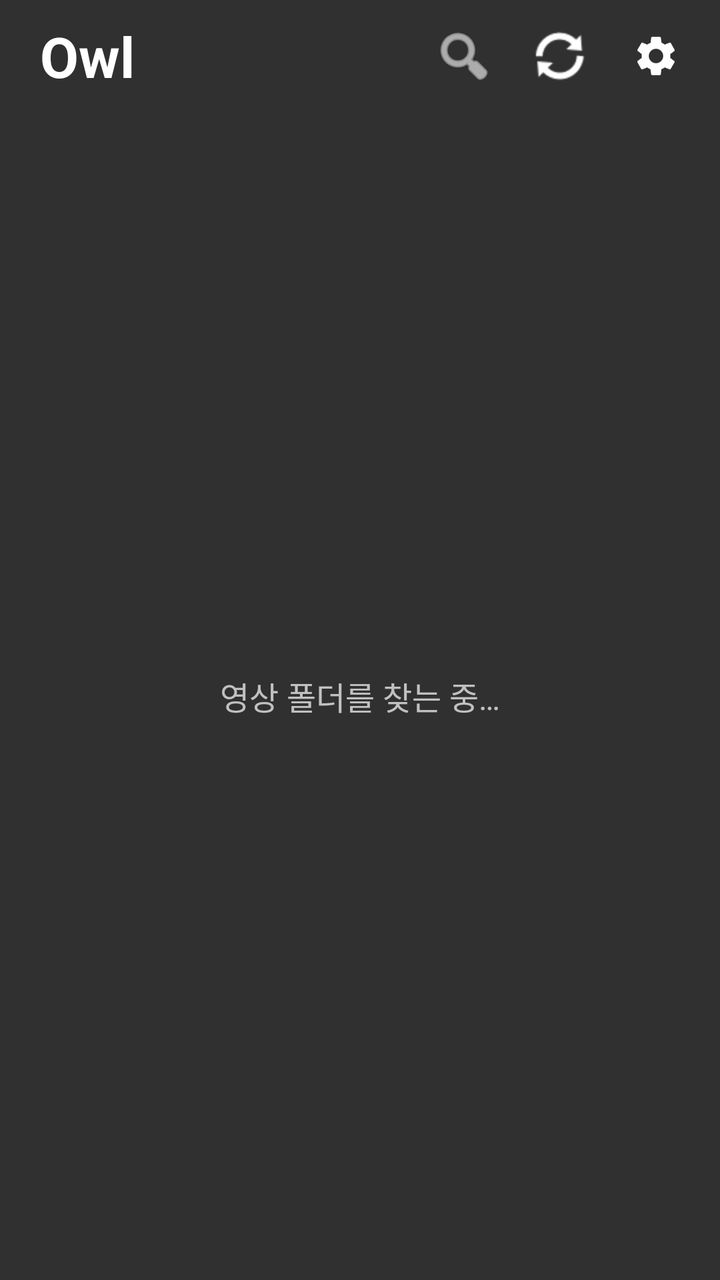
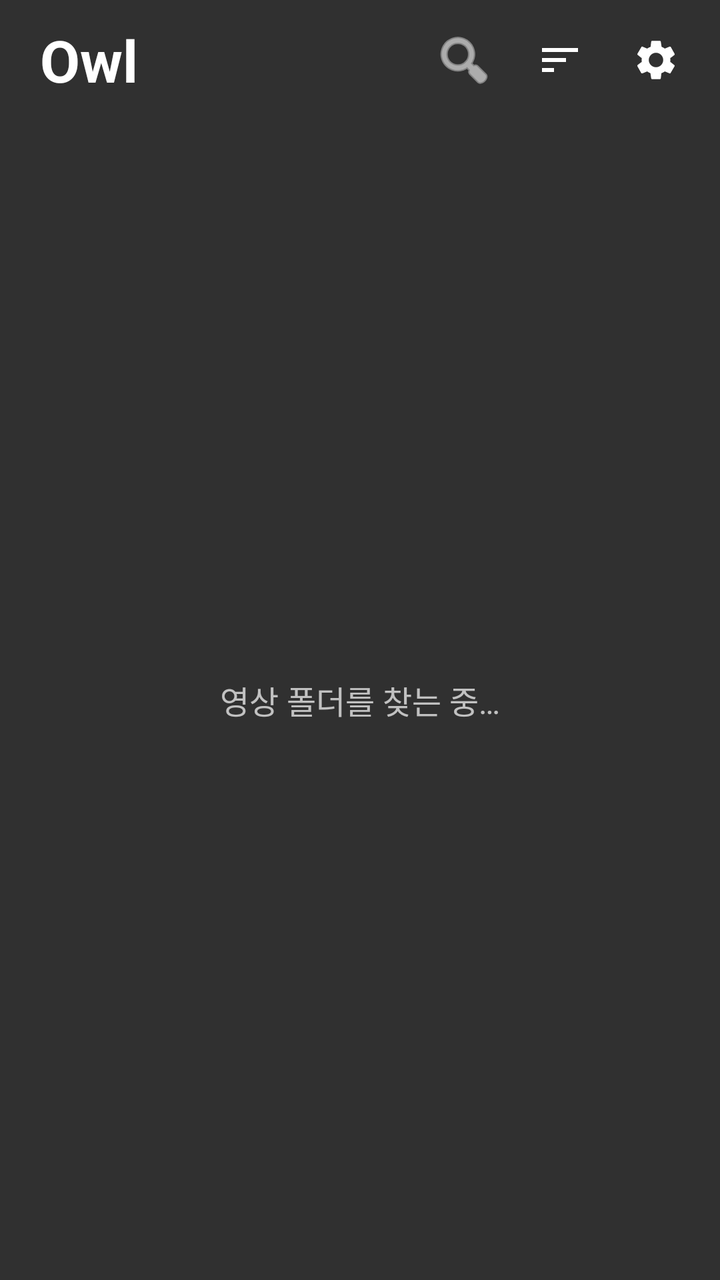

Compare the two renders of this Android layout. The source of the first and the diff that turns it into the second are given below.
<!-- AndroidManifest.xml: activity theme FilePickerTheme -->
<!-- res/layout/activity_main.xml -->
<?xml version="1.0" encoding="utf-8"?>
<LinearLayout xmlns:android="http://schemas.android.com/apk/res/android"
    android:id="@+id/mainRoot"
    android:layout_width="match_parent"
    android:layout_height="match_parent"
    android:orientation="vertical"
    android:background="?android:attr/colorBackground">

    <LinearLayout
        android:layout_width="match_parent"
        android:layout_height="56dp"
        android:gravity="center_vertical"
        android:orientation="horizontal"
        android:paddingStart="20dp"
        android:paddingEnd="8dp">

        <TextView
            android:layout_width="0dp"
            android:layout_height="wrap_content"
            android:layout_weight="1"
            android:text="Owl"
            android:textSize="28sp"
            android:textStyle="bold"
            android:textColor="?android:attr/textColorPrimary" />

        <ImageButton
            android:id="@+id/searchButton"
            android:layout_width="48dp"
            android:layout_height="48dp"
            android:background="?attr/selectableItemBackgroundBorderless"
            android:contentDescription="검색"
            android:src="@android:drawable/ic_menu_search"
            android:tint="?android:attr/textColorPrimary" />

        <ImageButton
            android:id="@+id/refreshButton"
            android:layout_width="48dp"
            android:layout_height="48dp"
            android:background="?attr/selectableItemBackgroundBorderless"
            android:contentDescription="새로고침"
            android:src="@android:drawable/ic_popup_sync"
            android:tint="?android:attr/textColorPrimary" />

        <ImageButton
            android:id="@+id/settingsButton"
            android:layout_width="48dp"
            android:layout_height="48dp"
            android:background="?attr/selectableItemBackgroundBorderless"
            android:contentDescription="설정"
            android:src="@drawable/ic_settings_black_24dp"
            android:tint="?android:attr/textColorPrimary" />
    </LinearLayout>

    <FrameLayout
        android:layout_width="match_parent"
        android:layout_height="0dp"
        android:layout_weight="1">

        <androidx.recyclerview.widget.RecyclerView
            android:id="@+id/folderRecycler"
            android:layout_width="match_parent"
            android:layout_height="match_parent"
            android:clipToPadding="false"
            android:paddingStart="12dp"
            android:paddingEnd="12dp"
            android:paddingBottom="24dp" />

        <TextView
            android:id="@+id/emptyText"
            android:layout_width="wrap_content"
            android:layout_height="wrap_content"
            android:layout_gravity="center"
            android:text="영상 폴더를 찾는 중…"
            android:textColor="?android:attr/textColorSecondary"
            android:textSize="16sp" />
    </FrameLayout>
</LinearLayout>
<!-- resources referenced by this layout -->
<resources>
  <!-- drawable ic_settings_black_24dp (drawable) -->
  <vector xmlns:android="http://schemas.android.com/apk/res/android"
          android:width="24dp"
          android:height="24dp"
          android:viewportWidth="24"
          android:viewportHeight="24">
      <path
          android:fillColor="#FF000000"
          android:pathData="M19.1,12.9a2.8,2.8 0,0 0,0.1 -0.9,2.8 2.8,0 0,0 -0.1,-0.9l2.1,-1.6a0.7,0.7 0,0 0,0.1 -0.6L19.4,5.5a0.7,0.7 0,0 0,-0.6 -0.2l-2.4,1a6.5,6.5 0,0 0,-1.6 -0.9l-0.4,-2.6a0.5,0.5 0,0 0,-0.5 -0.4H10.1a0.5,0.5 0,0 0,-0.5 0.4L9.3,5.4a5.6,5.6 0,0 0,-1.7 0.9l-2.4,-1a0.4,0.4 0,0 0,-0.5 0.2l-2,3.4c-0.1,0.2 0,0.4 0.2,0.6l2,1.6a2.8,2.8 0,0 0,-0.1 0.9,2.8 2.8,0 0,0 0.1,0.9L2.8,14.5a0.7,0.7 0,0 0,-0.1 0.6l1.9,3.4a0.7,0.7 0,0 0,0.6 0.2l2.4,-1a6.5,6.5 0,0 0,1.6 0.9l0.4,2.6a0.5,0.5 0,0 0,0.5 0.4h3.8a0.5,0.5 0,0 0,0.5 -0.4l0.3,-2.6a5.6,5.6 0,0 0,1.7 -0.9l2.4,1a0.4,0.4 0,0 0,0.5 -0.2l2,-3.4c0.1,-0.2 0,-0.4 -0.2,-0.6ZM12,15.6A3.6,3.6 0,1 1,15.6 12,3.6 3.6,0 0,1 12,15.6Z"/>
  </vector>
  <style name="FilePickerTheme" parent="Theme.AppCompat">
          <item name="nnf_separator_color">@color/primary</item>
  
          
          <item name="colorPrimary">@color/primary</item>
          <item name="colorPrimaryDark">@color/primary_dark</item>
          <item name="colorAccent">@color/accent</item>
  
          
          <item name="alertDialogTheme">@style/FilePickerTheme.AlertDialog</item>
          <item name="android:textColorPrimary">@android:color/background_light</item>
          <item name="android:textColorLink">@android:color/background_light</item>
      </style>
  <item name="primary" type="color">#F37021</item>
  <item name="primary_dark" type="color">#D95E12</item>
  <item name="accent" type="color">#F37021</item>
  <style name="FilePickerTheme.AlertDialog" parent="Theme.AppCompat.Dialog.Alert">
          <item name="colorPrimary">@color/primary</item>
          <item name="colorPrimaryDark">@color/primary_dark</item>
      </style>
</resources>

<!-- the commit's change to res/layout/activity_main.xml (unified diff, before → after) -->
@@ -8,7 +8,7 @@
 
     <LinearLayout
         android:layout_width="match_parent"
-        android:layout_height="56dp"
+        android:layout_height="60dp"
         android:gravity="center_vertical"
         android:orientation="horizontal"
         android:paddingStart="20dp"
@@ -19,7 +19,7 @@
             android:layout_height="wrap_content"
             android:layout_weight="1"
             android:text="Owl"
-            android:textSize="28sp"
+            android:textSize="29sp"
             android:textStyle="bold"
             android:textColor="?android:attr/textColorPrimary" />
 
@@ -33,12 +33,12 @@
             android:tint="?android:attr/textColorPrimary" />
 
         <ImageButton
-            android:id="@+id/refreshButton"
+            android:id="@+id/sortButton"
             android:layout_width="48dp"
             android:layout_height="48dp"
             android:background="?attr/selectableItemBackgroundBorderless"
-            android:contentDescription="새로고침"
-            android:src="@android:drawable/ic_popup_sync"
+            android:contentDescription="정렬"
+            android:src="@drawable/ic_sort_24dp"
             android:tint="?android:attr/textColorPrimary" />
 
         <ImageButton
@@ -61,8 +61,8 @@
             android:layout_width="match_parent"
             android:layout_height="match_parent"
             android:clipToPadding="false"
-            android:paddingStart="12dp"
-            android:paddingEnd="12dp"
+            android:paddingStart="10dp"
+            android:paddingEnd="10dp"
             android:paddingBottom="24dp" />
 
         <TextView
<!-- resource entries referenced after the edit -->
@@ -9,6 +9,17 @@
       <path
           android:fillColor="#FF000000"
           android:pathData="M19.1,12.9a2.8,2.8 0,0 0,0.1 -0.9,2.8 2.8,0 0,0 -0.1,-0.9l2.1,-1.6a0.7,0.7 0,0 0,0.1 -0.6L19.4,5.5a0.7,0.7 0,0 0,-0.6 -0.2l-2.4,1a6.5,6.5 0,0 0,-1.6 -0.9l-0.4,-2.6a0.5,0.5 0,0 0,-0.5 -0.4H10.1a0.5,0.5 0,0 0,-0.5 0.4L9.3,5.4a5.6,5.6 0,0 0,-1.7 0.9l-2.4,-1a0.4,0.4 0,0 0,-0.5 0.2l-2,3.4c-0.1,0.2 0,0.4 0.2,0.6l2,1.6a2.8,2.8 0,0 0,-0.1 0.9,2.8 2.8,0 0,0 0.1,0.9L2.8,14.5a0.7,0.7 0,0 0,-0.1 0.6l1.9,3.4a0.7,0.7 0,0 0,0.6 0.2l2.4,-1a6.5,6.5 0,0 0,1.6 0.9l0.4,2.6a0.5,0.5 0,0 0,0.5 0.4h3.8a0.5,0.5 0,0 0,0.5 -0.4l0.3,-2.6a5.6,5.6 0,0 0,1.7 -0.9l2.4,1a0.4,0.4 0,0 0,0.5 -0.2l2,-3.4c0.1,-0.2 0,-0.4 -0.2,-0.6ZM12,15.6A3.6,3.6 0,1 1,15.6 12,3.6 3.6,0 0,1 12,15.6Z"/>
+  </vector>
+  <!-- drawable ic_sort_24dp (drawable) -->
+  <?xml version="1.0" encoding="utf-8"?>
+  <vector xmlns:android="http://schemas.android.com/apk/res/android"
+      android:width="24dp"
+      android:height="24dp"
+      android:viewportWidth="24"
+      android:viewportHeight="24">
+      <path
+          android:fillColor="@android:color/white"
+          android:pathData="M3,18h6v-2H3v2zM3,6v2h18V6H3zM3,13h12v-2H3v2z" />
   </vector>
   <style name="FilePickerTheme" parent="Theme.AppCompat">
           <item name="nnf_separator_color">@color/primary</item>
